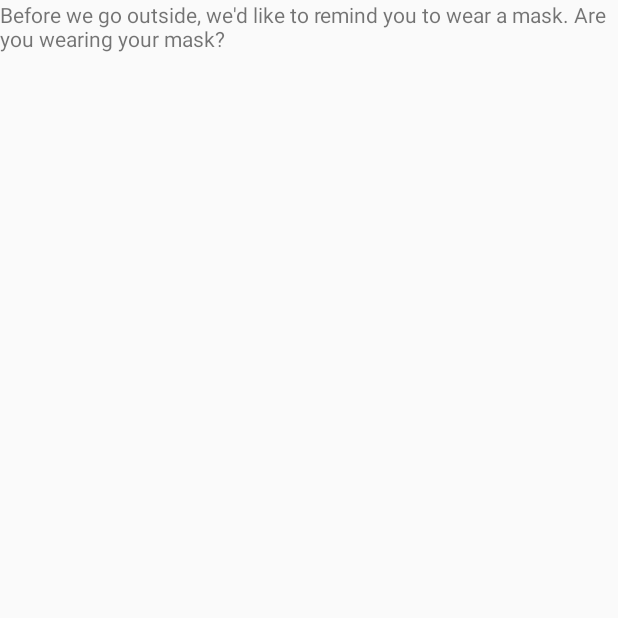
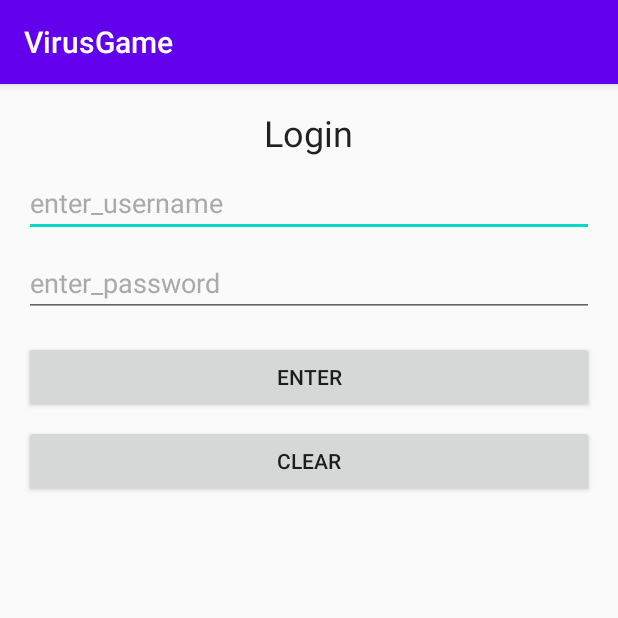
Before and after one commit to MingjieSong/Android-VirusGame, an Android app: the screen it shows after launch (MaskCheckActivity before the commit, LoginActivity after it), after a tap on "LOGIN", on a phone screen of 412 x 824 dp, the top half of it. Run offline under Robolectric (Android 15) with nearby library versions, the phone set to English and light mode, and no system bars.

Commit message:
login now recognizes returning user (will implement activity changes later)

```diff
--- a/app/build.gradle
+++ b/app/build.gradle
@@ -30,6 +30,9 @@ dependencies {
     implementation 'androidx.appcompat:appcompat:1.2.0'
     implementation 'androidx.constraintlayout:constraintlayout:2.0.1'
     implementation 'androidx.legacy:legacy-support-v4:1.0.0'
+    implementation 'com.google.android.material:material:1.0.0'
+    implementation 'androidx.annotation:annotation:1.1.0'
+    implementation 'androidx.lifecycle:lifecycle-extensions:2.1.0'
     testImplementation 'junit:junit:4.12'
     androidTestImplementation 'androidx.test.ext:junit:1.1.2'
     androidTestImplementation 'androidx.test.espresso:espresso-core:3.3.0'
--- a/app/src/main/java/com/androidApp/virusGame/UI/HomeScreenFragment.java
+++ b/app/src/main/java/com/androidApp/virusGame/UI/HomeScreenFragment.java
@@ -79,11 +79,10 @@ public class HomeScreenFragment extends Fragment implements View.OnClickListener
     public void onClick(View view) {
         Intent intent ;
         switch(view.getId()){
+
             case R.id.login_button:
-                intent=new Intent( getActivity(), MaskCheckActivity.class);
+                intent =new Intent( getActivity(), LoginActivity.class);
                 startActivity(intent);
-                //just called here so we can trigger onDestroy
-                getActivity().finish();
                 break;
             case R.id.create_account:
 
@@ -91,6 +90,12 @@ public class HomeScreenFragment extends Fragment implements View.OnClickListener
                 startActivity(intent);
                 break;
         }
+        /* this needs to be called after a successful login
+        intent=new Intent( getActivity(), MaskCheckActivity.class);
+        startActivity(intent);
+        //just called here so we can trigger onDestroy
+        getActivity().finish();
+        break;*/
     }
 
 
--- /dev/null
+++ b/app/src/main/java/com/androidApp/virusGame/UI/LoginActivity.java
@@ -0,0 +1,12 @@
+package com.androidApp.virusGame.UI;
+
+import androidx.appcompat.app.AppCompatActivity;
+import androidx.fragment.app.Fragment;
+
+import android.os.Bundle;
+
+public class LoginActivity extends SingleFragmentActivity {
+
+    @Override
+    protected Fragment createFragment(){return new LoginFragment();}
+}
--- /dev/null
+++ b/app/src/main/java/com/androidApp/virusGame/UI/LoginFragment.java
@@ -0,0 +1,104 @@
+package com.androidApp.virusGame.UI;
+
+import android.app.Activity;
+import android.os.Bundle;
+
+import androidx.annotation.NonNull;
+import androidx.fragment.app.Fragment;
+import androidx.fragment.app.FragmentActivity;
+
+import android.view.LayoutInflater;
+import android.view.View;
+import android.view.ViewGroup;
+import android.widget.Button;
+import android.widget.EditText;
+import android.widget.Toast;
+
+import com.androidApp.virusGame.Model.Player;
+import com.androidApp.virusGame.Model.PlayerSingleton;
+import com.androidApp.virusGame.R;
+
+/**
+ * A simple {@link Fragment} subclass.
+ */
+public class LoginFragment extends Fragment implements View.OnClickListener{
+
+
+    private EditText mEtUsername;
+    private EditText mEtPassword;
+
+
+
+    public LoginFragment() {
+        // Required empty public constructor
+    }
+
+    @Override
+    public View onCreateView(@NonNull LayoutInflater inflater, ViewGroup container, Bundle savedInstanceState) {
+
+        View v = inflater.inflate(R.layout.fragment_login, container, false);
+
+        Activity activity = getActivity();
+
+        if (activity != null){
+
+            mEtUsername = v.findViewById(R.id.username);
+            mEtPassword = v.findViewById(R.id.password);
+
+            Button btnAdd = v.findViewById(R.id.done_button);
+            btnAdd.setOnClickListener(this);
+            Button btnClear = v.findViewById(R.id.clear_button);
+            btnClear.setOnClickListener(this);
+
+        }
+
+        return v;
+    }
+
+    @Override
+    public void onClick(View view) {
+        switch (view.getId()) {
+            case R.id.done_button:
+                checkAccount(mEtUsername.getText().toString(),mEtPassword.getText().toString());
+                //TODO: move to proper screen
+                break;
+            case R.id.clear_button:
+                mEtUsername.setText("");
+                mEtPassword.setText("");
+                break;
+            case R.id.exit_button:
+                //TODO: go back to another activity
+                /*Only for debugging purpose
+                showStoredPlayers() ;
+                deleteAllPlayers() ;
+
+                 */
+
+
+        }
+    }
+    public void checkAccount(String username, String password){
+        //TODO: clear text edits and ask for new password, etc.
+        FragmentActivity activity=getActivity();
+        PlayerSingleton singleton = PlayerSingleton.get(activity.getApplicationContext());
+        Player player= new Player(username, password);
+        int check=singleton.checkLoginCredentials(username,password);
+        if(check==0){
+            //login successful
+            Toast.makeText(activity.getApplicationContext(), "Login Successful", Toast.LENGTH_SHORT).show();
+
+        }else if(check==1){
+            //player not found with that username
+            Toast.makeText(activity.getApplicationContext(), "Player not found with that username", Toast.LENGTH_SHORT).show();
+
+        }else if(check==2){
+            //incorrect password
+            Toast.makeText(activity.getApplicationContext(), "Incorrect password", Toast.LENGTH_SHORT).show();
+
+        }else{
+            //other error
+            Toast.makeText(activity.getApplicationContext(), "Other error", Toast.LENGTH_SHORT).show();
+
+        }
+    }
+}
--- /dev/null
+++ b/app/src/main/res/layout/fragment_login.xml
@@ -0,0 +1,59 @@
+<?xml version="1.0" encoding="utf-8"?>
+<LinearLayout xmlns:android="http://schemas.android.com/apk/res/android"
+    android:layout_width="match_parent"
+    android:layout_height="match_parent"
+    android:orientation="vertical">
+    <TextView
+        android:layout_width="wrap_content"
+        android:layout_height="wrap_content"
+        android:layout_gravity="center"
+        android:layout_marginTop="16dp"
+        android:layout_marginBottom="8dp"
+        android:text="@string/Login"
+        android:textAppearance="@style/TextAppearance.AppCompat.Headline" />
+
+    <EditText
+        android:id="@+id/username"
+        android:hint="@string/enter_username"
+        android:inputType="textPassword"
+        android:textColorHint="@android:color/darker_gray"
+        android:layout_marginLeft="16dp"
+        android:layout_marginRight="16dp"
+        android:layout_marginBottom="8dp"
+        android:layout_width="match_parent"
+        android:layout_height="wrap_content"
+        android:maxLines="1" />
+
+
+    <EditText
+        android:id="@+id/password"
+        android:inputType="textPassword"
+        android:textColorHint="@android:color/darker_gray"
+        android:hint="@string/enter_password"
+        android:layout_marginLeft="16dp"
+        android:layout_marginRight="16dp"
+        android:layout_marginBottom="8dp"
+        android:layout_width="match_parent"
+        android:layout_height="wrap_content"
+        android:maxLines="1" />
+
+    <Button
+        android:id="@+id/done_button"
+        android:layout_width="match_parent"
+        android:layout_height="wrap_content"
+        android:layout_marginLeft="16dp"
+        android:layout_marginTop="8dp"
+        android:layout_marginRight="16dp"
+        android:text="@string/enter" />
+
+    <Button
+        android:id="@+id/clear_button"
+        android:layout_width="match_parent"
+        android:layout_height="wrap_content"
+        android:layout_marginLeft="16dp"
+        android:layout_marginTop="8dp"
+        android:layout_marginRight="16dp"
+        android:text="@string/clear" />
+
+
+</LinearLayout>
```
Also changed, not shown: app/src/main/AndroidManifest.xml (+6 -2 lines), app/src/main/java/com/androidApp/virusGame/Model/PlayerSingleton.java (+32 -1 lines), app/src/main/res/layout/activity_login.xml (added, +76 -0 lines), app/src/main/res/values/dimens.xml (added, +8 -0 lines), app/src/main/res/values/strings.xml (+10 -0 lines).
